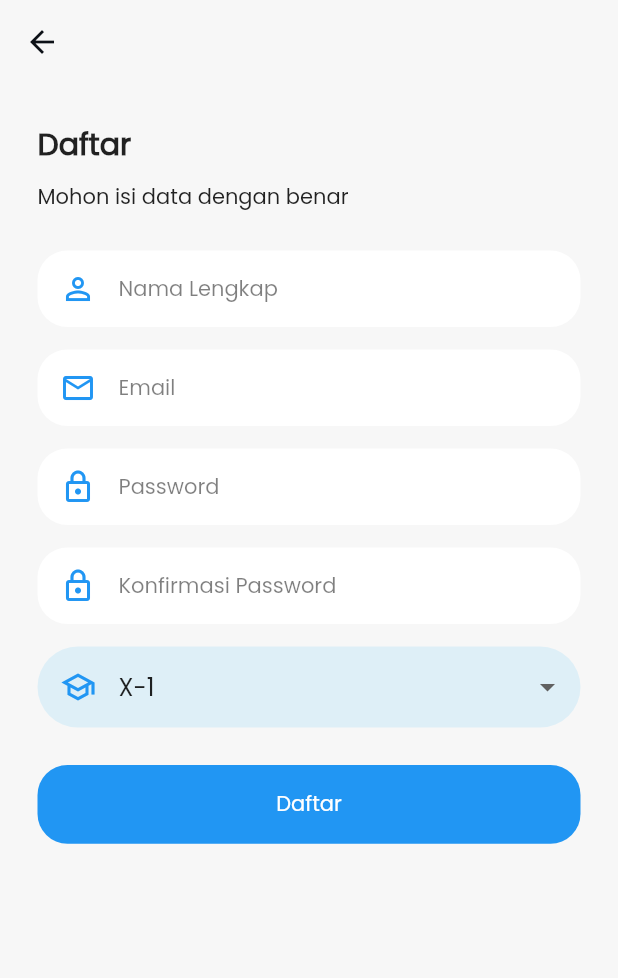
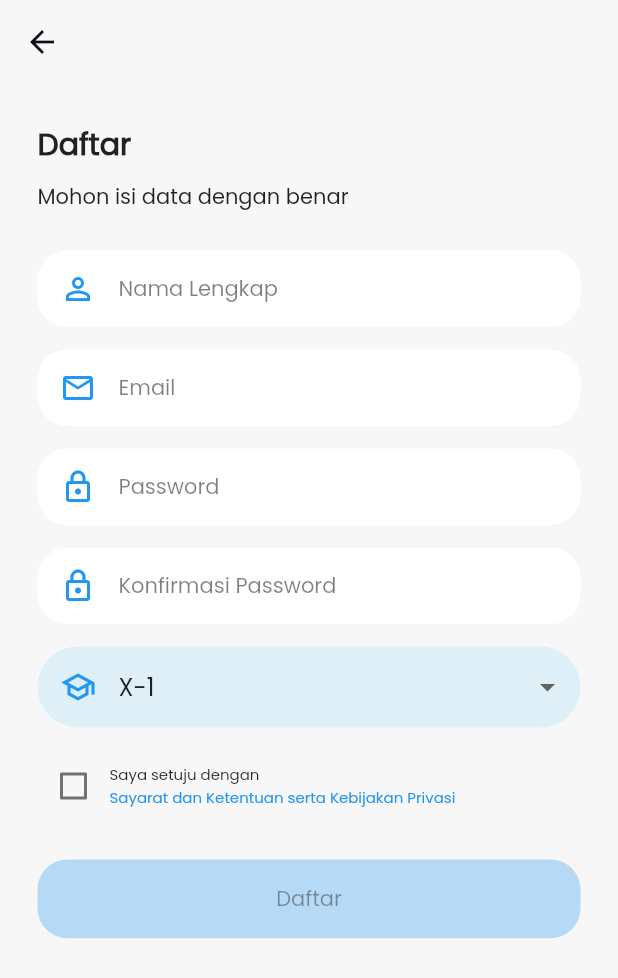
Before and after one commit to qolbudr/aksaranesia, a Flutter app: the Register screen opened directly, on a phone screen of 412 x 824 dp. Shown: the top 978 px of the screen. Run offline on Flutter 3.47's test engine with Material 2 defaults, Android fonts, the phone set to English and light mode, and no system bars; our stand-ins replace bubble_tab_indicator, cloud_firestore, firebase_auth, firebase_core, firebase_storage, flutter_slidable and 5 more; missing offline and left inert: advance_pdf_viewer, dart:ffi; accounts and stored records are empty.

```diff
--- a/lib/page/register.dart
+++ b/lib/page/register.dart
@@ -1,3 +1,4 @@
+import 'package:aks/page/view_web.dart';
 import 'package:flutter/material.dart';
 import 'package:aks/ui/elements.dart';
 import 'package:aks/function/validate_form.dart';
@@ -19,6 +20,7 @@ class RegisterState extends State<Register> {
   String tipeUser = '0';
   String errorText = "";
   bool isLoading = false;
+  bool isEnabled = false;
 
   final List<Map<String, dynamic>> _items = [
     {
@@ -203,9 +205,32 @@ class RegisterState extends State<Register> {
                         //   text: "Pilih Kelas",
                         //   currentSelectedValue: tipeUser,
                         // ),
+                        SizedBox(height: 15),
+                        Row(
+                          children: [
+                            Checkbox(
+                              value: isEnabled,
+                              onChanged: (value) => setState(() {
+                                isEnabled = !isEnabled;
+                              }),
+                            ),
+                            Expanded(
+                              child: Wrap(
+                                direction: Axis.horizontal,
+                                children: [
+                                  Text("Saya setuju dengan ", style: TextStyle(fontSize: 10)),
+                                  InkWell(
+                                    onTap: () => Navigator.push(context, MaterialPageRoute(builder: (context) => ViewWeb(url: 'https://pages.flycricket.io/aksaranesia-co/privacy.html'))),
+                                    child: Text("Sayarat dan Ketentuan serta Kebijakan Privasi", style: TextStyle(color: Colors.blue, fontSize: 10))
+                                  )
+                                ]
+                              ),
+                            ),
+                          ],
+                        ),
                         SizedBox(height: 25),
                         Button(
-                          onPressed: isLoading ? null : () => validateForm(context, int.parse(tipeUser)),
+                          onPressed: isEnabled ? isLoading ? null : () => validateForm(context, int.parse(tipeUser)) : null,
                           color: Colors.blue,
                           text: isLoading ? "Sedang Mendaftar..." : "Daftar"
                         ),
```
